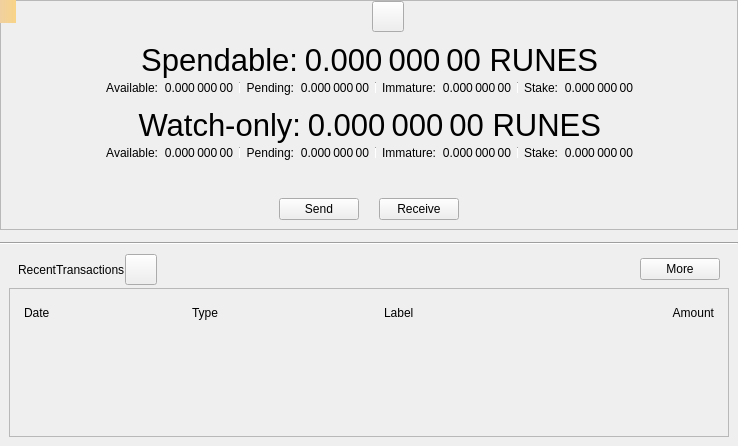
This is src/qt/forms/overviewpage.ui in Runebase/runebase as Qt 5 draws it before an edit. The edited form follows.
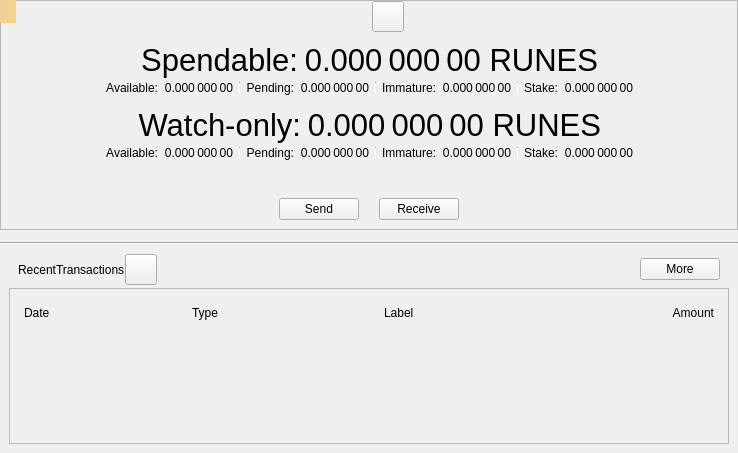
This is the edited form. Icons and pictures are not drawn. Custom widgets are drawn as their Qt base class.

```diff
--- a/src/qt/forms/overviewpage.ui
+++ b/src/qt/forms/overviewpage.ui
@@ -7,7 +7,7 @@
     <x>0</x>
     <y>0</y>
     <width>738</width>
-    <height>446</height>
+    <height>453</height>
    </rect>
   </property>
   <property name="windowTitle">
@@ -946,11 +946,35 @@
    </item>
    <item>
     <widget class="QWidget" name="widgetRecent" native="true">
+     <property name="sizePolicy">
+      <sizepolicy hsizetype="Preferred" vsizetype="Expanding">
+       <horstretch>0</horstretch>
+       <verstretch>0</verstretch>
+      </sizepolicy>
+     </property>
      <layout class="QVBoxLayout" name="verticalLayout">
       <property name="spacing">
        <number>0</number>
       </property>
       <item>
+       <widget class="QWidget" name="widgetListTransaction" native="true">
+        <layout class="QVBoxLayout" name="verticalLayout_1">
+         <property name="spacing">
+          <number>0</number>
+         </property>
+         <property name="leftMargin">
+          <number>0</number>
+         </property>
+         <property name="topMargin">
+          <number>0</number>
+         </property>
+         <property name="rightMargin">
+          <number>0</number>
+         </property>
+         <property name="bottomMargin">
+          <number>0</number>
+         </property>
+         <item>
        <layout class="QHBoxLayout" name="horizontalLayout_6">
         <property name="leftMargin">
          <number>9</number>
@@ -1116,6 +1140,9 @@
          </widget>
         </item>
        </layout>
+         </item>
+        </layout>
+       </widget>
       </item>
      </layout>
     </widget>
```
Lines whose indentation alone changed are shown as unchanged.
